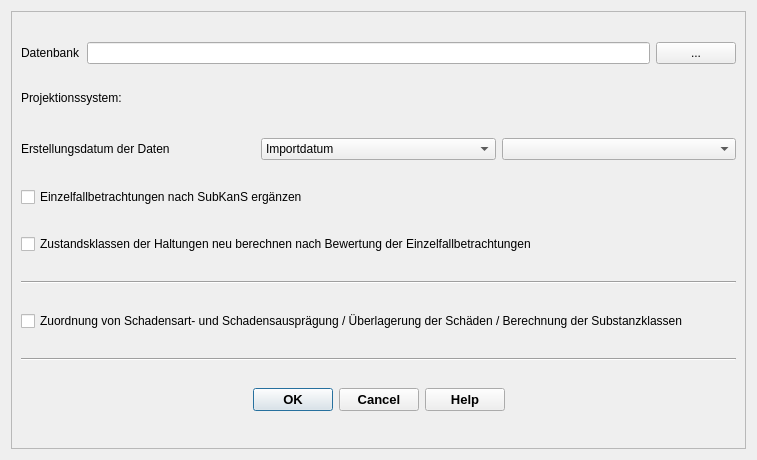
SonkeHoffmann/QKan-1, file qkan/subkans/res/subkans_dialog_base.ui: the form before one commit.
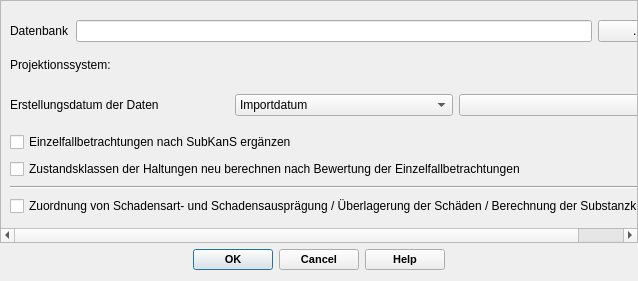
The form after the commit. Icons and pictures are not drawn. Custom widgets are drawn as their Qt base class.

Diff of the .ui file:
```diff
--- a/qkan/subkans/res/subkans_dialog_base.ui
+++ b/qkan/subkans/res/subkans_dialog_base.ui
@@ -6,14 +6,20 @@
    <rect>
     <x>0</x>
     <y>0</y>
-    <width>757</width>
-    <height>460</height>
+    <width>638</width>
+    <height>281</height>
    </rect>
   </property>
   <property name="minimumSize">
    <size>
-    <width>611</width>
-    <height>376</height>
+    <width>250</width>
+    <height>150</height>
+   </size>
+  </property>
+  <property name="maximumSize">
+   <size>
+    <width>16777215</width>
+    <height>281</height>
    </size>
   </property>
   <property name="windowTitle">
@@ -24,6 +30,15 @@
     <normaloff>../../QKan.png</normaloff>../../QKan.png</iconset>
   </property>
   <layout class="QVBoxLayout" name="verticalLayout_2">
+   <property name="leftMargin">
+    <number>0</number>
+   </property>
+   <property name="topMargin">
+    <number>0</number>
+   </property>
+   <property name="rightMargin">
+    <number>0</number>
+   </property>
    <item>
     <widget class="QScrollArea" name="scrollArea">
      <property name="widgetResizable">
@@ -34,8 +49,8 @@
        <rect>
         <x>0</x>
         <y>0</y>
-        <width>733</width>
-        <height>436</height>
+        <width>636</width>
+        <height>241</height>
        </rect>
       </property>
       <layout class="QVBoxLayout" name="verticalLayout_3">
@@ -43,6 +58,12 @@
         <layout class="QHBoxLayout" name="horizontalLayout">
          <item>
           <widget class="QLabel" name="label">
+           <property name="minimumSize">
+            <size>
+             <width>0</width>
+             <height>40</height>
+            </size>
+           </property>
            <property name="text">
             <string>Datenbank</string>
            </property>
@@ -101,6 +122,12 @@
         <layout class="QHBoxLayout" name="horizontalLayout_2">
          <item>
           <widget class="QLabel" name="label_2">
+           <property name="minimumSize">
+            <size>
+             <width>0</width>
+             <height>40</height>
+            </size>
+           </property>
            <property name="text">
             <string>Erstellungsdatum der Daten</string>
            </property>
@@ -153,11 +180,8 @@
          </property>
         </widget>
        </item>
-       <item>
-        <widget class="Line" name="line_5">
-         <property name="orientation">
-          <enum>Qt::Horizontal</enum>
-         </property>
+      </layout>
+     </widget>
         </widget>
        </item>
        <item>
@@ -165,7 +189,7 @@
          <property name="font">
           <font>
            <family>Tahoma</family>
-           <pointsize>10</pointsize>
+       <pointsize>8</pointsize>
            <weight>75</weight>
            <bold>true</bold>
           </font>
@@ -179,10 +203,6 @@
          <property name="centerButtons">
           <bool>true</bool>
          </property>
-        </widget>
-       </item>
-      </layout>
-     </widget>
     </widget>
    </item>
   </layout>
```
Left out of the diff: 4 changed lines with no effect on the pictures. Lines whose indentation alone changed are shown as unchanged.
